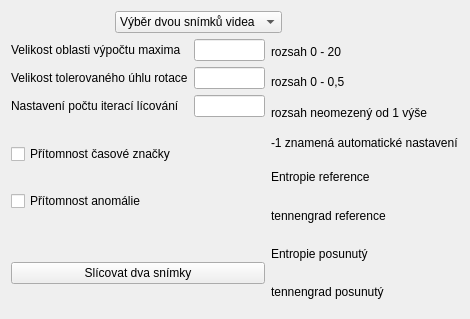
Before: the Qt Designer form ui/licovanidvou.ui in RaphCucul/Image-registration-GUI, drawn with Qt 5.
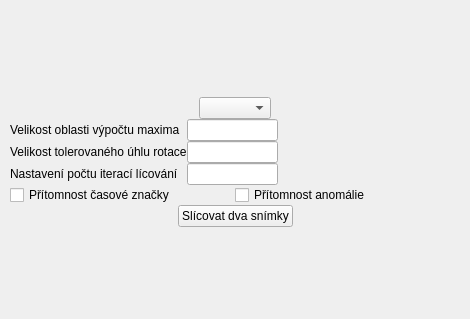
After: the same form once the commit is applied.

The edit to the form file:
```diff
--- a/ui/licovanidvou.ui
+++ b/ui/licovanidvou.ui
@@ -13,8 +13,36 @@
   <property name="windowTitle">
    <string>Form</string>
   </property>
-  <layout class="QGridLayout" name="gridLayout">
-   <item row="0" column="0" colspan="3">
+  <layout class="QVBoxLayout" name="verticalLayout_4">
+   <property name="spacing">
+    <number>0</number>
+   </property>
+   <property name="leftMargin">
+    <number>10</number>
+   </property>
+   <property name="topMargin">
+    <number>5</number>
+   </property>
+   <property name="rightMargin">
+    <number>10</number>
+   </property>
+   <property name="bottomMargin">
+    <number>0</number>
+   </property>
+   <item>
+    <spacer name="verticalSpacer_2">
+     <property name="orientation">
+      <enum>Qt::Vertical</enum>
+     </property>
+     <property name="sizeHint" stdset="0">
+      <size>
+       <width>20</width>
+       <height>40</height>
+      </size>
+     </property>
+    </spacer>
+   </item>
+   <item>
     <layout class="QHBoxLayout" name="horizontalLayout">
      <item>
       <spacer name="horizontalSpacer">
@@ -30,23 +58,7 @@
       </spacer>
      </item>
      <item>
-      <widget class="QComboBox" name="comboBox">
-       <item>
-        <property name="text">
-         <string>Výběr dvou snímků videa</string>
-        </property>
-       </item>
-       <item>
-        <property name="text">
-         <string>Výběr dvou obrázků</string>
-        </property>
-       </item>
-       <item>
-        <property name="text">
-         <string>-</string>
-        </property>
-       </item>
-      </widget>
+      <widget class="QComboBox" name="comboBox"/>
      </item>
      <item>
       <spacer name="horizontalSpacer_2">
@@ -63,27 +75,29 @@
      </item>
     </layout>
    </item>
-   <item row="1" column="0" colspan="3">
+   <item>
     <layout class="QGridLayout" name="nabidkaAnalyzy"/>
    </item>
-   <item row="2" column="0">
+   <item>
+    <layout class="QHBoxLayout" name="horizontalLayout_8" stretch="1,1,2">
+     <item>
     <layout class="QVBoxLayout" name="verticalLayout">
      <item>
-      <widget class="QLabel" name="label">
+        <widget class="QLabel" name="areaSizelabel">
        <property name="text">
         <string>Velikost oblasti výpočtu maxima</string>
        </property>
       </widget>
      </item>
      <item>
-      <widget class="QLabel" name="label_3">
+        <widget class="QLabel" name="toleratedAnglelabel">
        <property name="text">
         <string>Velikost tolerovaného úhlu rotace</string>
        </property>
       </widget>
      </item>
      <item>
-      <widget class="QLabel" name="label_5">
+        <widget class="QLabel" name="numberOfIterationlabel">
        <property name="text">
         <string>Nastavení počtu iterací lícování</string>
        </property>
@@ -91,7 +105,7 @@
      </item>
     </layout>
    </item>
-   <item row="2" column="1">
+     <item>
     <layout class="QVBoxLayout" name="verticalLayout_2">
      <item>
       <widget class="QLineEdit" name="oblastMaxima"/>
@@ -104,46 +118,77 @@
      </item>
     </layout>
    </item>
-   <item row="2" column="2" rowspan="2" colspan="2">
+     <item>
     <layout class="QVBoxLayout" name="verticalLayout_3">
+       <property name="spacing">
+        <number>0</number>
+       </property>
      <item>
-      <widget class="QLabel" name="label_2">
+        <layout class="QHBoxLayout" name="horizontalLayout_2" stretch="2,1">
+         <item>
+          <widget class="QLabel" name="entropie_reference">
        <property name="text">
-        <string>rozsah 0 - 20</string>
+            <string/>
        </property>
       </widget>
      </item>
      <item>
-      <widget class="QLabel" name="label_4">
+          <widget class="QLabel" name="ER">
        <property name="text">
-        <string>rozsah 0 - 0,5</string>
+            <string/>
        </property>
       </widget>
      </item>
+        </layout>
+       </item>
      <item>
-      <widget class="QLabel" name="label_6">
+        <layout class="QHBoxLayout" name="horizontalLayout_5">
+         <item>
+          <widget class="QLabel" name="tennengrad_reference"/>
+         </item>
+         <item>
+          <widget class="QLabel" name="TR">
        <property name="text">
-        <string>rozsah neomezený od 1 výše</string>
-       </property>
-       <property name="textFormat">
-        <enum>Qt::PlainText</enum>
-       </property>
-       <property name="scaledContents">
-        <bool>true</bool>
-       </property>
-      </widget>
-     </item>
+            <string/>
+           </property>
+          </widget>
+         </item>
+        </layout>
+       </item>
+       <item>
+        <layout class="QHBoxLayout" name="horizontalLayout_6" stretch="2,1">
+         <item>
+          <widget class="QLabel" name="entropie_posunuty"/>
+         </item>
+         <item>
+          <widget class="QLabel" name="EM">
+           <property name="text">
+            <string/>
+           </property>
+          </widget>
+         </item>
+        </layout>
+       </item>
      <item>
-      <widget class="QLabel" name="label_7">
+        <layout class="QHBoxLayout" name="horizontalLayout_7" stretch="2,1">
+         <item>
+          <widget class="QLabel" name="tennengrad_posunuty"/>
+         </item>
+         <item>
+          <widget class="QLabel" name="TM">
        <property name="text">
-        <string>-1 znamená automatické nastavení</string>
+            <string/>
        </property>
       </widget>
      </item>
     </layout>
    </item>
-   <item row="3" column="0" rowspan="3" colspan="2">
-    <layout class="QVBoxLayout" name="verticalLayout_4">
+      </layout>
+     </item>
+    </layout>
+   </item>
+   <item>
+    <layout class="QHBoxLayout" name="horizontalLayout_3">
      <item>
       <widget class="QCheckBox" name="casovaZnacka">
        <property name="text">
@@ -160,53 +205,22 @@
      </item>
     </layout>
    </item>
-   <item row="4" column="2" rowspan="4">
-    <layout class="QVBoxLayout" name="verticalLayout_5">
      <item>
-      <widget class="QLabel" name="entropie_reference">
-       <property name="text">
-        <string>Entropie reference</string>
-       </property>
-      </widget>
-     </item>
+    <layout class="QHBoxLayout" name="horizontalLayout_4">
      <item>
-      <widget class="QLabel" name="tennengrad_reference">
-       <property name="text">
-        <string>tennengrad reference</string>
+      <spacer name="horizontalSpacer_3">
+       <property name="orientation">
+        <enum>Qt::Horizontal</enum>
        </property>
-      </widget>
-     </item>
-     <item>
-      <widget class="QLabel" name="entropie_posunuty">
-       <property name="text">
-        <string>Entropie posunutý</string>
+       <property name="sizeHint" stdset="0">
+        <size>
+         <width>40</width>
+         <height>20</height>
+        </size>
        </property>
-      </widget>
+      </spacer>
      </item>
      <item>
-      <widget class="QLabel" name="tennengrad_posunuty">
-       <property name="text">
-        <string>tennengrad posunutý</string>
-       </property>
-      </widget>
-     </item>
-    </layout>
-   </item>
-   <item row="4" column="3">
-    <widget class="QLabel" name="ER">
-     <property name="text">
-      <string/>
-     </property>
-    </widget>
-   </item>
-   <item row="5" column="3">
-    <widget class="QLabel" name="TR">
-     <property name="text">
-      <string/>
-     </property>
-    </widget>
-   </item>
-   <item row="6" column="0" rowspan="2" colspan="2">
     <widget class="QPushButton" name="slicujDvaSnimky">
      <property name="text">
       <string>Slícovat dva snímky</string>
@@ -219,19 +233,33 @@
      </property>
     </widget>
    </item>
-   <item row="6" column="3">
-    <widget class="QLabel" name="EP">
-     <property name="text">
-      <string/>
-     </property>
-    </widget>
-   </item>
-   <item row="7" column="3">
-    <widget class="QLabel" name="TP">
-     <property name="text">
-      <string/>
+     <item>
+      <spacer name="horizontalSpacer_4">
+       <property name="orientation">
+        <enum>Qt::Horizontal</enum>
+       </property>
+       <property name="sizeHint" stdset="0">
+        <size>
+         <width>40</width>
+         <height>20</height>
+        </size>
+       </property>
+      </spacer>
+     </item>
+    </layout>
+   </item>
+   <item>
+    <spacer name="verticalSpacer">
+     <property name="orientation">
+      <enum>Qt::Vertical</enum>
      </property>
-    </widget>
+     <property name="sizeHint" stdset="0">
+      <size>
+       <width>20</width>
+       <height>40</height>
+      </size>
+     </property>
+    </spacer>
    </item>
   </layout>
  </widget>
```
Lines whose indentation alone changed are shown as unchanged.
